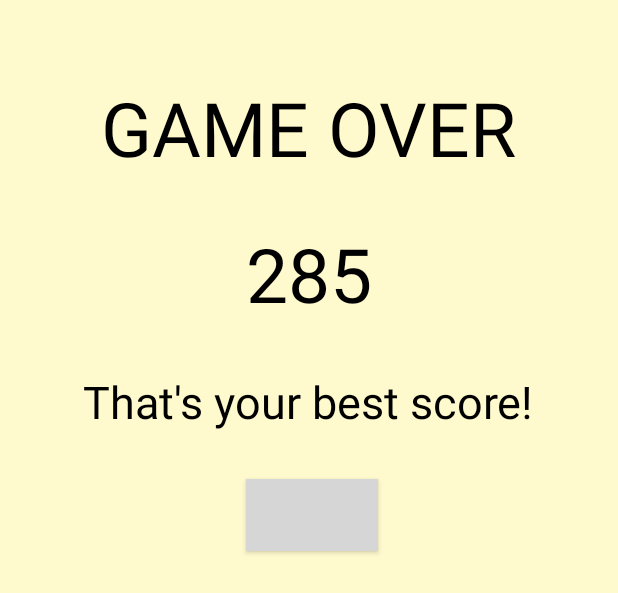
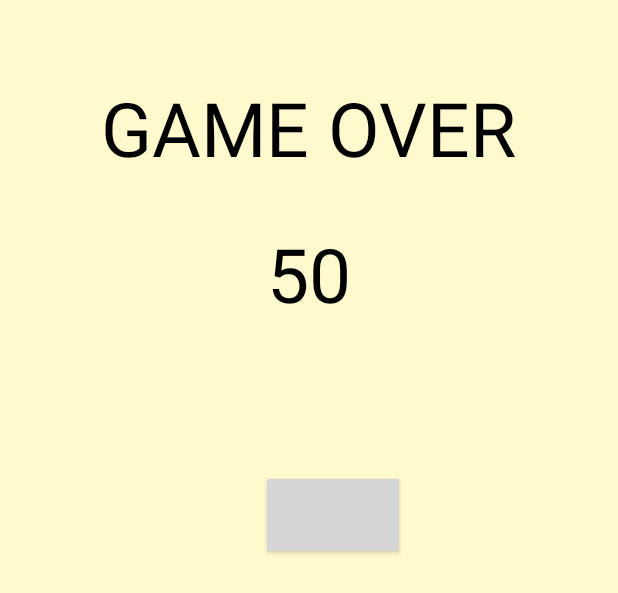
Before and after one commit to kingstonkoa/Lights-Out-Android, an Android app: the layout activity_game_over.xml on its own in the app's theme, with its tools: preview values and no code run, on a phone screen of 412 x 824 dp. Shown: the top 593 px of the screen. Run offline under Robolectric (Android 15) with nearby library versions, the phone set to English and light mode, and no system bars; plain views replace ShareButton; grey boxes are pictures that could not be loaded.

```diff
--- a/app/src/main/java/com/koalition/edu/lightsout/Splash.java
+++ b/app/src/main/java/com/koalition/edu/lightsout/Splash.java
@@ -25,7 +25,7 @@ public class Splash extends Activity {
         final Animation slideUpAnim = AnimationUtils.loadAnimation(getBaseContext(), R.anim.slide_up);
         final Animation fadeOutAnim = AnimationUtils.loadAnimation(getBaseContext(), R.anim.abc_fade_out);
         final Animation fadeInAnim = AnimationUtils.loadAnimation(getBaseContext(), R.anim.abc_fade_in);
-
+        start.setVisibility(View.GONE);
         iv.startAnimation(fadeInAnim);
         fadeInAnim.setAnimationListener(new Animation.AnimationListener() {
             @Override
@@ -52,6 +52,7 @@ public class Splash extends Activity {
 
             @Override
             public void onAnimationEnd(Animation animation) {
+                start.setVisibility(View.VISIBLE);
                 start.startAnimation(slideUpAnim);
                 //finish();
                 //Intent i = new Intent(Splash.this, MainActivity.class);
--- a/app/src/main/res/layout/activity_game_over.xml
+++ b/app/src/main/res/layout/activity_game_over.xml
@@ -33,7 +33,7 @@
         <TextView
             android:layout_width="wrap_content"
             android:layout_height="wrap_content"
-            android:text="285"
+            android:text="50"
             android:id="@+id/tv_score"
             android:layout_gravity="center_horizontal|top"
             android:textSize="50dp"
@@ -45,7 +45,7 @@
         <TextView
             android:layout_width="wrap_content"
             android:layout_height="wrap_content"
-            android:text="That's your best score!"
+            android:text=""
             android:id="@+id/tv_bestscore"
             android:layout_gravity="center_horizontal|top"
             android:textSize="30sp"
```
Also changed, not shown: app/src/main/java/com/koalition/edu/lightsout/GameOverActivity.java (+18 -1 lines), app/src/main/java/com/koalition/edu/lightsout/MainActivity.java (+8 -4 lines), 760 other files.
